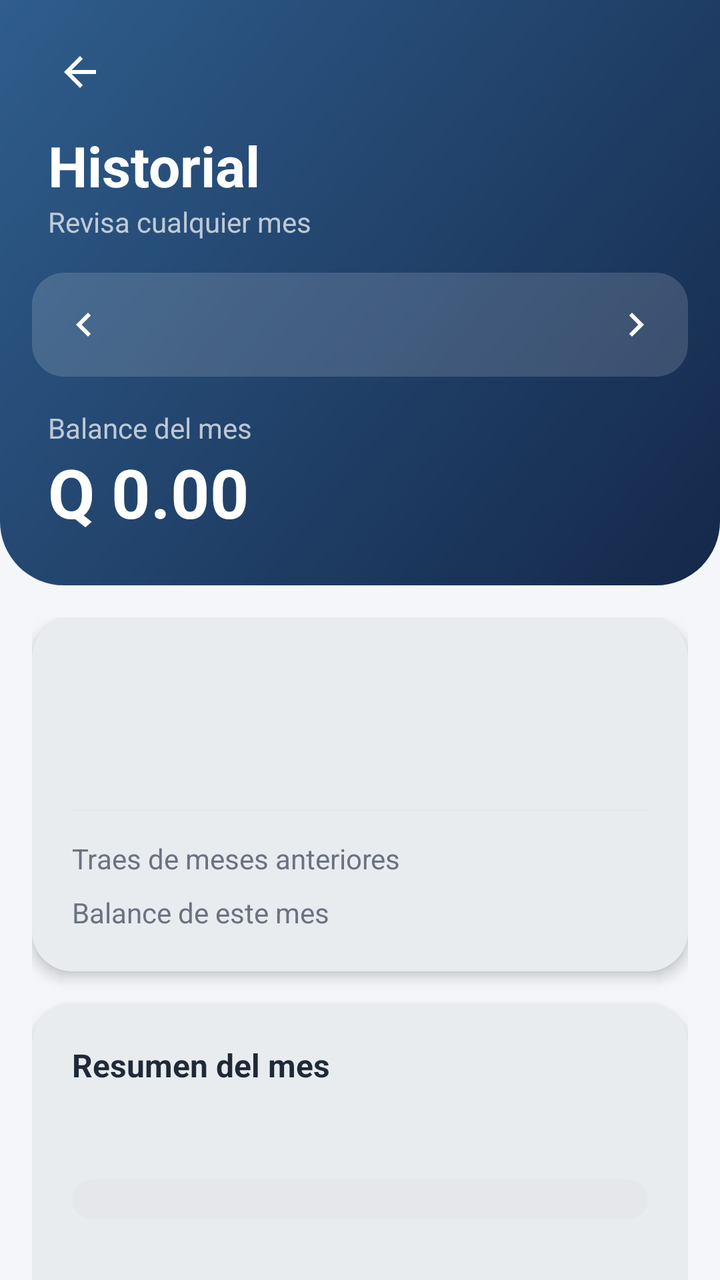
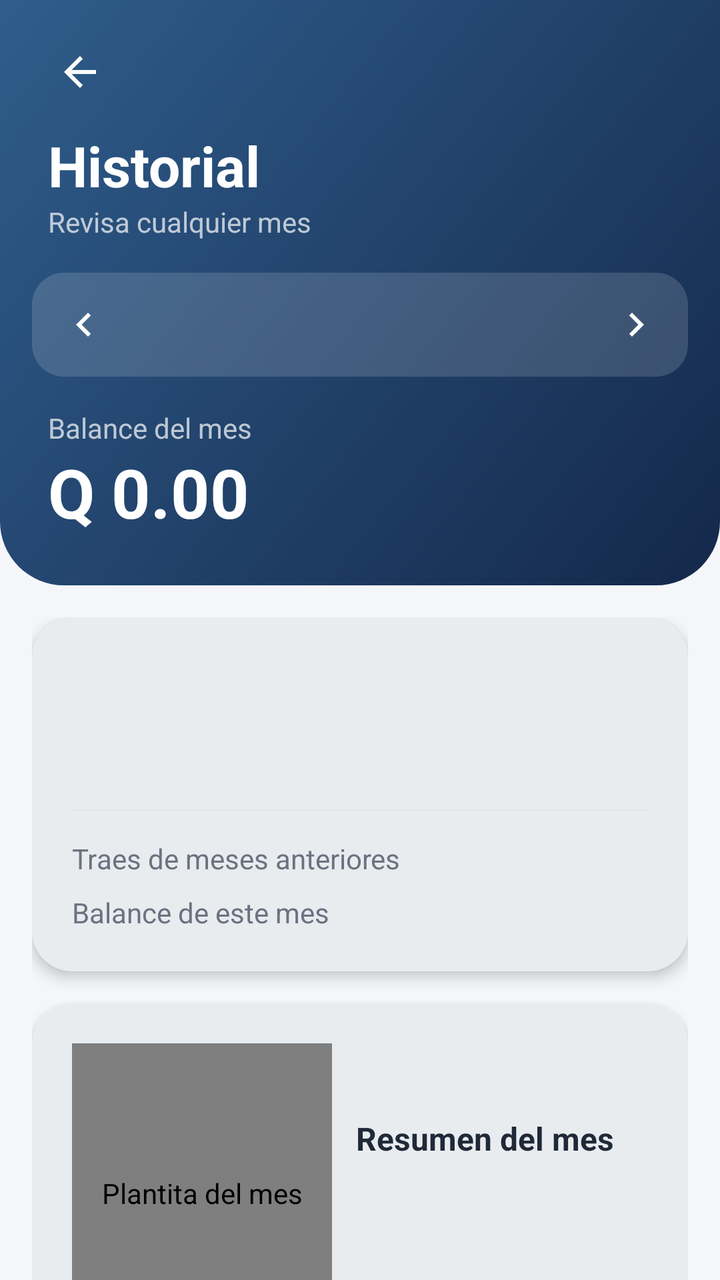

Two renders of the same Android screen: before a commit and after it. Below are the layout's source before the change and the commit's diff.
<!-- AndroidManifest.xml: application theme Theme.ControlGastos -->
<!-- res/layout/activity_historial.xml -->
<?xml version="1.0" encoding="utf-8"?>
<LinearLayout xmlns:android="http://schemas.android.com/apk/res/android"
    android:layout_width="match_parent"
    android:layout_height="match_parent"
    android:background="@color/background"
    android:orientation="vertical">

    <LinearLayout
        android:id="@+id/header"
        android:layout_width="match_parent"
        android:layout_height="wrap_content"
        android:background="@drawable/bg_header"
        android:orientation="vertical"
        android:paddingHorizontal="16dp"
        android:paddingTop="12dp"
        android:paddingBottom="24dp">

        <ImageButton
            android:id="@+id/btnVolver"
            android:layout_width="48dp"
            android:layout_height="48dp"
            android:background="?attr/selectableItemBackgroundBorderless"
            android:contentDescription="Volver"
            android:src="@drawable/ic_back" />

        <TextView
            android:layout_width="wrap_content"
            android:layout_height="wrap_content"
            android:layout_marginStart="8dp"
            android:layout_marginTop="4dp"
            android:text="Historial"
            android:textColor="@color/white"
            android:textSize="28sp"
            android:textStyle="bold" />

        <TextView
            android:layout_width="wrap_content"
            android:layout_height="wrap_content"
            android:layout_marginStart="8dp"
            android:text="Revisa cualquier mes"
            android:textColor="#B3FFFFFF"
            android:textSize="14sp" />

        <include
            android:id="@+id/selectorMes"
            layout="@layout/selector_mes"
            android:layout_width="match_parent"
            android:layout_height="wrap_content"
            android:layout_marginTop="16dp" />

        <TextView
            android:layout_width="wrap_content"
            android:layout_height="wrap_content"
            android:layout_marginStart="8dp"
            android:layout_marginTop="16dp"
            android:text="Balance del mes"
            android:textColor="#B3FFFFFF"
            android:textSize="14sp" />

        <TextView
            android:id="@+id/tvBalance"
            android:layout_width="wrap_content"
            android:layout_height="wrap_content"
            android:layout_marginStart="8dp"
            android:text="Q 0.00"
            android:textColor="@color/white"
            android:textSize="34sp"
            android:textStyle="bold" />
    </LinearLayout>

    <androidx.core.widget.NestedScrollView
        android:layout_width="match_parent"
        android:layout_height="0dp"
        android:layout_weight="1">

        <LinearLayout
            android:layout_width="match_parent"
            android:layout_height="wrap_content"
            android:orientation="vertical"
            android:padding="16dp">

            
            <com.google.android.material.card.MaterialCardView
                style="@style/Widget.ControlGastos.Card"
                android:layout_width="match_parent"
                android:layout_height="wrap_content"
                android:layout_marginBottom="16dp">

                <LinearLayout
                    android:layout_width="match_parent"
                    android:layout_height="wrap_content"
                    android:orientation="vertical"
                    android:padding="20dp">

                    <include
                        android:id="@+id/disponible"
                        layout="@layout/bloque_disponible"
                        android:layout_width="match_parent"
                        android:layout_height="wrap_content" />
                </LinearLayout>
            </com.google.android.material.card.MaterialCardView>

            
            <com.google.android.material.card.MaterialCardView
                style="@style/Widget.ControlGastos.Card"
                android:layout_width="match_parent"
                android:layout_height="wrap_content"
                android:layout_marginBottom="16dp">

                <LinearLayout
                    android:layout_width="match_parent"
                    android:layout_height="wrap_content"
                    android:orientation="vertical"
                    android:padding="20dp">

                    <TextView
                        android:layout_width="wrap_content"
                        android:layout_height="wrap_content"
                        android:layout_marginBottom="12dp"
                        android:text="Resumen del mes"
                        android:textColor="@color/text_primary"
                        android:textSize="16sp"
                        android:textStyle="bold" />

                    <include
                        android:id="@+id/resumen"
                        layout="@layout/bloque_resumen"
                        android:layout_width="match_parent"
                        android:layout_height="wrap_content" />
                </LinearLayout>
            </com.google.android.material.card.MaterialCardView>

            
            <com.google.android.material.card.MaterialCardView
                style="@style/Widget.ControlGastos.Card"
                android:layout_width="match_parent"
                android:layout_height="wrap_content"
                android:layout_marginBottom="16dp">

                <LinearLayout
                    android:layout_width="match_parent"
                    android:layout_height="wrap_content"
                    android:orientation="vertical"
                    android:padding="20dp">

                    <TextView
                        android:id="@+id/tvTituloIngresos"
                        android:layout_width="wrap_content"
                        android:layout_height="wrap_content"
                        android:textColor="@color/text_primary"
                        android:textSize="16sp"
                        android:textStyle="bold" />

                    <LinearLayout
                        android:id="@+id/contenedorIngresos"
                        android:layout_width="match_parent"
                        android:layout_height="wrap_content"
                        android:layout_marginTop="8dp"
                        android:orientation="vertical" />
                </LinearLayout>
            </com.google.android.material.card.MaterialCardView>

            
            <com.google.android.material.card.MaterialCardView
                style="@style/Widget.ControlGastos.Card"
                android:layout_width="match_parent"
                android:layout_height="wrap_content"
                android:layout_marginBottom="16dp">

                <LinearLayout
                    android:layout_width="match_parent"
                    android:layout_height="wrap_content"
                    android:orientation="vertical"
                    android:padding="20dp">

                    <TextView
                        android:id="@+id/tvTituloGastos"
                        android:layout_width="wrap_content"
                        android:layout_height="wrap_content"
                        android:textColor="@color/text_primary"
                        android:textSize="16sp"
                        android:textStyle="bold" />

                    <LinearLayout
                        android:id="@+id/contenedorGastos"
                        android:layout_width="match_parent"
                        android:layout_height="wrap_content"
                        android:layout_marginTop="8dp"
                        android:orientation="vertical" />
                </LinearLayout>
            </com.google.android.material.card.MaterialCardView>

            
            <TextView
                android:id="@+id/tvTituloMovs"
                android:layout_width="wrap_content"
                android:layout_height="wrap_content"
                android:textColor="@color/text_primary"
                android:textSize="16sp"
                android:textStyle="bold" />

            <TextView
                android:layout_width="wrap_content"
                android:layout_height="wrap_content"
                android:layout_marginBottom="8dp"
                android:text="Toca uno para editarlo"
                android:textColor="@color/text_secondary"
                android:textSize="12sp" />

            <com.google.android.material.card.MaterialCardView
                style="@style/Widget.ControlGastos.Card"
                android:layout_width="match_parent"
                android:layout_height="wrap_content">

                <FrameLayout
                    android:layout_width="match_parent"
                    android:layout_height="wrap_content">

                    <androidx.recyclerview.widget.RecyclerView
                        android:id="@+id/rvMovimientos"
                        android:layout_width="match_parent"
                        android:layout_height="wrap_content"
                        android:nestedScrollingEnabled="false" />

                    <TextView
                        android:id="@+id/tvVacio"
                        android:layout_width="match_parent"
                        android:layout_height="wrap_content"
                        android:gravity="center"
                        android:padding="24dp"
                        android:text="No hay movimientos en este mes."
                        android:textColor="@color/text_secondary"
                        android:textSize="14sp" />
                </FrameLayout>
            </com.google.android.material.card.MaterialCardView>
        </LinearLayout>
    </androidx.core.widget.NestedScrollView>
</LinearLayout>
<!-- res/layout/selector_mes.xml (included above) -->
<?xml version="1.0" encoding="utf-8"?>
<LinearLayout xmlns:android="http://schemas.android.com/apk/res/android"
    android:layout_width="match_parent"
    android:layout_height="wrap_content"
    android:background="@drawable/bg_chip"
    android:gravity="center_vertical"
    android:orientation="horizontal"
    android:padding="4dp">

    <ImageButton
        android:id="@+id/btnMesAnterior"
        android:layout_width="44dp"
        android:layout_height="44dp"
        android:background="?attr/selectableItemBackgroundBorderless"
        android:contentDescription="Mes anterior"
        android:src="@drawable/ic_chevron_left" />

    <TextView
        android:id="@+id/tvMes"
        android:layout_width="0dp"
        android:layout_height="wrap_content"
        android:layout_weight="1"
        android:gravity="center"
        android:textColor="@color/white"
        android:textSize="16sp"
        android:textStyle="bold" />

    <ImageButton
        android:id="@+id/btnMesSiguiente"
        android:layout_width="44dp"
        android:layout_height="44dp"
        android:background="?attr/selectableItemBackgroundBorderless"
        android:contentDescription="Mes siguiente"
        android:src="@drawable/ic_chevron_right" />
</LinearLayout>
<!-- res/layout/bloque_disponible.xml (included above) -->
<?xml version="1.0" encoding="utf-8"?>
<LinearLayout xmlns:android="http://schemas.android.com/apk/res/android"
    android:layout_width="match_parent"
    android:layout_height="wrap_content"
    android:orientation="vertical">

    <TextView
        android:id="@+id/tvDispEtiqueta"
        android:layout_width="wrap_content"
        android:layout_height="wrap_content"
        android:textColor="@color/text_secondary"
        android:textSize="14sp" />

    <TextView
        android:id="@+id/tvDispTotal"
        android:layout_width="wrap_content"
        android:layout_height="wrap_content"
        android:textSize="32sp"
        android:textStyle="bold" />

    <View
        android:layout_width="match_parent"
        android:layout_height="1dp"
        android:layout_marginTop="14dp"
        android:background="@color/divider" />

    <LinearLayout
        android:layout_width="match_parent"
        android:layout_height="wrap_content"
        android:layout_marginTop="14dp"
        android:orientation="horizontal">

        <TextView
            android:layout_width="0dp"
            android:layout_height="wrap_content"
            android:layout_weight="1"
            android:text="Traes de meses anteriores"
            android:textColor="@color/text_secondary"
            android:textSize="14sp" />

        <TextView
            android:id="@+id/tvDispAnterior"
            android:layout_width="wrap_content"
            android:layout_height="wrap_content"
            android:textColor="@color/text_primary"
            android:textSize="14sp"
            android:textStyle="bold" />
    </LinearLayout>

    <LinearLayout
        android:layout_width="match_parent"
        android:layout_height="wrap_content"
        android:layout_marginTop="8dp"
        android:orientation="horizontal">

        <TextView
            android:layout_width="0dp"
            android:layout_height="wrap_content"
            android:layout_weight="1"
            android:text="Balance de este mes"
            android:textColor="@color/text_secondary"
            android:textSize="14sp" />

        <TextView
            android:id="@+id/tvDispMes"
            android:layout_width="wrap_content"
            android:layout_height="wrap_content"
            android:textColor="@color/text_primary"
            android:textSize="14sp"
            android:textStyle="bold" />
    </LinearLayout>

    <TextView
        android:id="@+id/tvDispNota"
        android:layout_width="wrap_content"
        android:layout_height="wrap_content"
        android:layout_marginTop="12dp"
        android:textColor="@color/expense"
        android:textSize="13sp"
        android:visibility="gone" />
</LinearLayout>
<!-- res/layout/bloque_resumen.xml (included above) -->
<?xml version="1.0" encoding="utf-8"?>
<LinearLayout xmlns:android="http://schemas.android.com/apk/res/android"
    android:layout_width="match_parent"
    android:layout_height="wrap_content"
    android:orientation="vertical">

    
    <TextView
        android:id="@+id/tvSub"
        android:layout_width="wrap_content"
        android:layout_height="wrap_content"
        android:textSize="15sp"
        android:textStyle="bold" />

    
    <LinearLayout
        android:id="@+id/llBarra"
        android:layout_width="match_parent"
        android:layout_height="20dp"
        android:layout_marginTop="14dp"
        android:background="@drawable/bg_barra"
        android:clipToOutline="true"
        android:orientation="horizontal">

        <View
            android:id="@+id/vDiezmo"
            android:layout_width="0dp"
            android:layout_height="match_parent"
            android:layout_weight="0"
            android:background="@color/diezmo" />

        <View
            android:id="@+id/vGastos"
            android:layout_width="0dp"
            android:layout_height="match_parent"
            android:layout_weight="0"
            android:background="@color/expense" />

        <View
            android:id="@+id/vLibre"
            android:layout_width="0dp"
            android:layout_height="match_parent"
            android:layout_weight="0"
            android:background="@color/income" />
    </LinearLayout>

    
    <TextView
        android:id="@+id/tvNotaBarra"
        android:layout_width="wrap_content"
        android:layout_height="wrap_content"
        android:layout_marginTop="6dp"
        android:textColor="@color/text_secondary"
        android:textSize="12sp" />

    
    <LinearLayout
        android:id="@+id/filaDiezmo"
        android:layout_width="match_parent"
        android:layout_height="wrap_content"
        android:layout_marginTop="16dp"
        android:gravity="center_vertical"
        android:orientation="horizontal">

        <View
            android:layout_width="12dp"
            android:layout_height="12dp"
            android:background="@drawable/bg_circle"
            android:backgroundTint="@color/diezmo" />

        <TextView
            android:layout_width="0dp"
            android:layout_height="wrap_content"
            android:layout_marginStart="10dp"
            android:layout_weight="1"
            android:text="Diezmo apartado"
            android:textColor="@color/text_primary"
            android:textSize="14sp" />

        <TextView
            android:id="@+id/tvLegDiezmo"
            android:layout_width="wrap_content"
            android:layout_height="wrap_content"
            android:textColor="@color/text_primary"
            android:textSize="14sp"
            android:textStyle="bold" />
    </LinearLayout>

    <LinearLayout
        android:layout_width="match_parent"
        android:layout_height="wrap_content"
        android:layout_marginTop="10dp"
        android:gravity="center_vertical"
        android:orientation="horizontal">

        <View
            android:layout_width="12dp"
            android:layout_height="12dp"
            android:background="@drawable/bg_circle"
            android:backgroundTint="@color/expense" />

        <TextView
            android:layout_width="0dp"
            android:layout_height="wrap_content"
            android:layout_marginStart="10dp"
            android:layout_weight="1"
            android:text="Gastos"
            android:textColor="@color/text_primary"
            android:textSize="14sp" />

        <TextView
            android:id="@+id/tvLegGastos"
            android:layout_width="wrap_content"
            android:layout_height="wrap_content"
            android:textColor="@color/text_primary"
            android:textSize="14sp"
            android:textStyle="bold" />
    </LinearLayout>

    <LinearLayout
        android:layout_width="match_parent"
        android:layout_height="wrap_content"
        android:layout_marginTop="10dp"
        android:gravity="center_vertical"
        android:orientation="horizontal">

        <View
            android:layout_width="12dp"
            android:layout_height="12dp"
            android:background="@drawable/bg_circle"
            android:backgroundTint="@color/income" />

        <TextView
            android:id="@+id/tvLegLibreNombre"
            android:layout_width="0dp"
            android:layout_height="wrap_content"
            android:layout_marginStart="10dp"
            android:layout_weight="1"
            android:text="Te queda de este mes"
            android:textColor="@color/text_primary"
            android:textSize="14sp" />

        <TextView
            android:id="@+id/tvLegLibre"
            android:layout_width="wrap_content"
            android:layout_height="wrap_content"
            android:textColor="@color/text_primary"
            android:textSize="14sp"
            android:textStyle="bold" />
    </LinearLayout>
</LinearLayout>
<!-- resources referenced by this layout -->
<resources>
  <color name="background">#F4F6FA</color>
  <color name="diezmo">#8B5CF6</color>
  <color name="divider">#E5E7EB</color>
  <color name="expense">#EF4444</color>
  <color name="income">#10B981</color>
  <color name="text_primary">#1F2937</color>
  <color name="text_secondary">#6B7280</color>
  <color name="white">#FFFFFFFF</color>
  <!-- drawable bg_barra (drawable) -->
  <?xml version="1.0" encoding="utf-8"?>
  <shape xmlns:android="http://schemas.android.com/apk/res/android"
      android:shape="rectangle">
      <solid android:color="@color/divider" />
      <corners android:radius="10dp" />
  </shape>
  <!-- drawable bg_chip (drawable) -->
  <?xml version="1.0" encoding="utf-8"?>
  <shape xmlns:android="http://schemas.android.com/apk/res/android"
      android:shape="rectangle">
      <solid android:color="#26FFFFFF" />
      <corners android:radius="16dp" />
  </shape>
  <!-- drawable bg_circle (drawable) -->
  <?xml version="1.0" encoding="utf-8"?>
  <shape xmlns:android="http://schemas.android.com/apk/res/android"
      android:shape="oval">
      <solid android:color="@color/white" />
  </shape>
  <!-- drawable bg_header (drawable) -->
  <?xml version="1.0" encoding="utf-8"?>
  <shape xmlns:android="http://schemas.android.com/apk/res/android"
      android:shape="rectangle">
      <gradient
          android:angle="135"
          android:startColor="@color/primary_dark"
          android:endColor="@color/primary_light" />
      <corners
          android:bottomLeftRadius="32dp"
          android:bottomRightRadius="32dp" />
  </shape>
  <!-- drawable ic_back (drawable) -->
  <vector xmlns:android="http://schemas.android.com/apk/res/android"
      android:width="24dp"
      android:height="24dp"
      android:viewportWidth="24"
      android:viewportHeight="24">
      <path
          android:fillColor="#FFFFFFFF"
          android:pathData="M20,11H7.83l5.59,-5.59L12,4l-8,8 8,8 1.41,-1.41L7.83,13H20v-2z" />
  </vector>
  <!-- drawable ic_chevron_left (drawable) -->
  <vector xmlns:android="http://schemas.android.com/apk/res/android"
      android:width="24dp" android:height="24dp"
      android:viewportWidth="24" android:viewportHeight="24">
      <path android:fillColor="#FFFFFFFF"
          android:pathData="M15.41,7.41L14,6l-6,6 6,6 1.41,-1.41L10.83,12z" />
  </vector>
  <!-- drawable ic_chevron_right (drawable) -->
  <vector xmlns:android="http://schemas.android.com/apk/res/android"
      android:width="24dp" android:height="24dp"
      android:viewportWidth="24" android:viewportHeight="24">
      <path android:fillColor="#FFFFFFFF"
          android:pathData="M10,6L8.59,7.41 13.17,12l-4.58,4.59L10,18l6,-6z" />
  </vector>
  <style name="Widget.ControlGastos.Card" parent="Widget.Material3.CardView.Elevated">
          <item name="cardCornerRadius">20dp</item>
          <item name="cardElevation">4dp</item>
          <item name="cardBackgroundColor">@color/surface</item>
      </style>
  <style name="Theme.ControlGastos" parent="Base.Theme.ControlGastos" />
  <color name="primary_dark">#14284A</color>
  <color name="primary_light">#2F5D8C</color>
  <color name="surface">#FFFFFF</color>
  <color name="primary">#1E3A5F</color>
  <color name="nav_indicator">#DCE8F7</color>
  <!-- unchanged entries left out for length: 1 -->
</resources>

<!-- the commit's change to res/layout/activity_historial.xml (unified diff, before → after) -->
@@ -113,14 +113,51 @@
                     android:orientation="vertical"
                     android:padding="20dp">
 
-                    <TextView
-                        android:layout_width="wrap_content"
-                        android:layout_height="wrap_content"
-                        android:layout_marginBottom="12dp"
-                        android:text="Resumen del mes"
-                        android:textColor="@color/text_primary"
-                        android:textSize="16sp"
-                        android:textStyle="bold" />
+                    <LinearLayout
+                        android:layout_width="match_parent"
+                        android:layout_height="wrap_content"
+                        android:layout_marginBottom="16dp"
+                        android:gravity="center_vertical"
+                        android:orientation="horizontal">
+
+                        <miumg.edu.gt.controlgastos.ui.PlantaView
+                            android:id="@+id/planta"
+                            android:layout_width="130dp"
+                            android:layout_height="150dp"
+                            android:contentDescription="Plantita del mes" />
+
+                        <LinearLayout
+                            android:layout_width="0dp"
+                            android:layout_height="wrap_content"
+                            android:layout_marginStart="12dp"
+                            android:layout_weight="1"
+                            android:orientation="vertical">
+
+                            <TextView
+                                android:layout_width="wrap_content"
+                                android:layout_height="wrap_content"
+                                android:text="Resumen del mes"
+                                android:textColor="@color/text_primary"
+                                android:textSize="16sp"
+                                android:textStyle="bold" />
+
+                            <TextView
+                                android:id="@+id/tvEstadoPlanta"
+                                android:layout_width="wrap_content"
+                                android:layout_height="wrap_content"
+                                android:layout_marginTop="4dp"
+                                android:textSize="20sp"
+                                android:textStyle="bold" />
+
+                            <TextView
+                                android:id="@+id/tvPlantaAyuda"
+                                android:layout_width="wrap_content"
+                                android:layout_height="wrap_content"
+                                android:layout_marginTop="6dp"
+                                android:textColor="@color/text_secondary"
+                                android:textSize="13sp" />
+                        </LinearLayout>
+                    </LinearLayout>
 
                     <include
                         android:id="@+id/resumen"
@@ -129,7 +166,6 @@
                         android:layout_height="wrap_content" />
                 </LinearLayout>
             </com.google.android.material.card.MaterialCardView>
-
             
             <com.google.android.material.card.MaterialCardView
                 style="@style/Widget.ControlGastos.Card"
